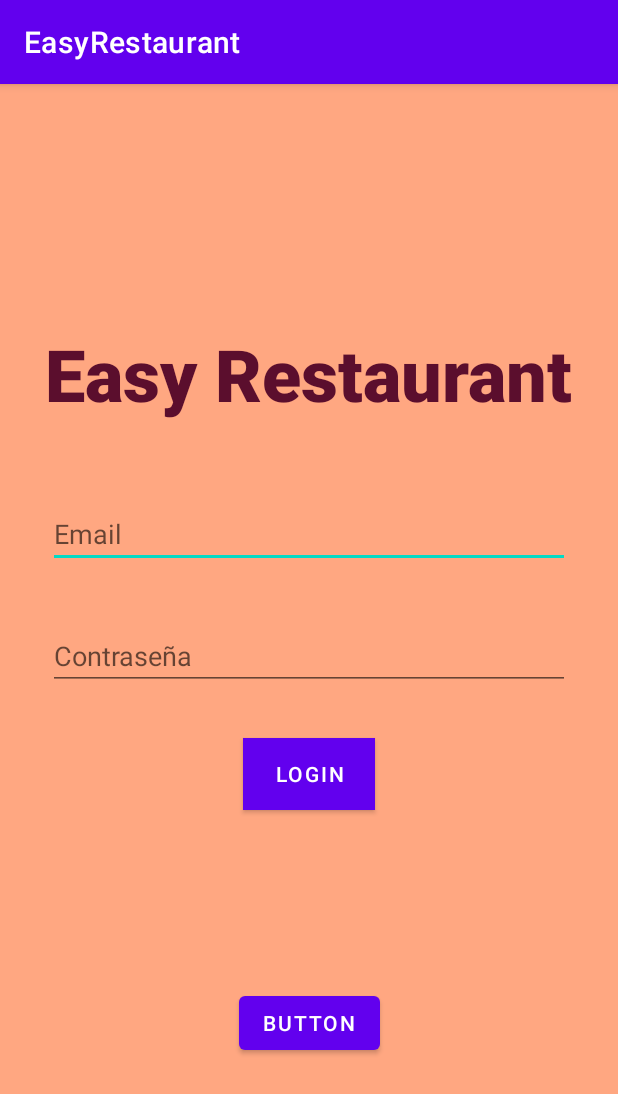
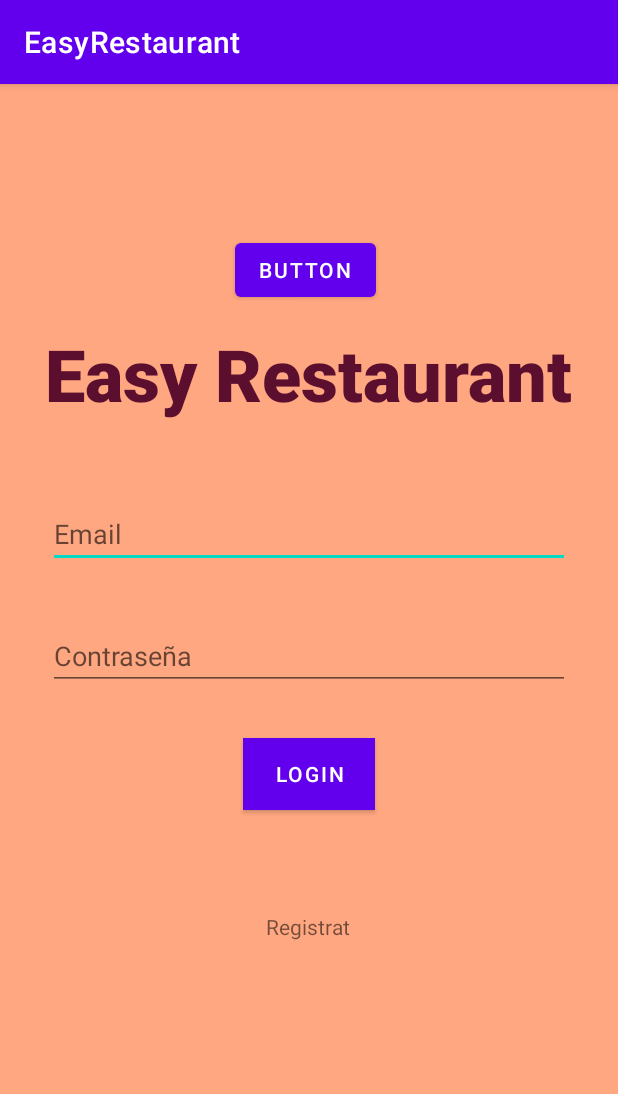
Before and after one commit to urii16/EasyRestaurant, an Android app: the screen it shows after launch (MainActivity), after a tap on "LOGIN", on a phone screen of 412 x 824 dp. Shown: the top 1094 px of the screen. Run offline under Robolectric (Android 15) with nearby library versions, the phone set to English and light mode, and no system bars; our stand-ins replace Volley; network calls fail.

Commit message:
Initial Commit

```diff
--- a/app/build.gradle
+++ b/app/build.gradle
@@ -36,6 +36,7 @@ dependencies {
     implementation 'com.google.android.material:material:1.6.1'
     implementation 'androidx.constraintlayout:constraintlayout:2.1.4'
     implementation 'androidx.annotation:annotation:1.5.0'
+    implementation 'com.android.volley:volley:1.2.0'
     testImplementation 'junit:junit:4.13.2'
     androidTestImplementation 'androidx.test.ext:junit:1.1.3'
     androidTestImplementation 'androidx.test.espresso:espresso-core:3.4.0'
--- a/app/src/main/java/orioltorner/ioc/easyrestaurant/MainActivity.java
+++ b/app/src/main/java/orioltorner/ioc/easyrestaurant/MainActivity.java
@@ -4,12 +4,29 @@ import androidx.appcompat.app.AppCompatActivity;
 
 import android.content.Intent;
 import android.os.Bundle;
+import android.util.Log;
 import android.view.View;
 import android.widget.Button;
 import android.widget.EditText;
+import android.widget.TextView;
 import android.widget.Toast;
 
+import com.android.volley.AuthFailureError;
+import com.android.volley.NetworkResponse;
+import com.android.volley.Request;
+import com.android.volley.RequestQueue;
+import com.android.volley.Response;
+import com.android.volley.VolleyError;
+import com.android.volley.VolleyLog;
+import com.android.volley.toolbox.HttpHeaderParser;
+import com.android.volley.toolbox.StringRequest;
+import com.android.volley.toolbox.Volley;
+
+import org.json.JSONException;
+import org.json.JSONObject;
+
 import java.io.IOException;
+import java.io.UnsupportedEncodingException;
 import java.net.InetAddress;
 import java.net.UnknownHostException;
 
@@ -18,13 +35,15 @@ public class MainActivity extends AppCompatActivity {
     private EditText mTextEmail;
     private EditText mPassword;
     Button buttonLogin;
+    private TextView mRegisterText;
     boolean isValid;
 
     //Test ping
     Button bttnPing;
 
-    String userName = "admin";
-    String userPassword = "admin";
+    String userEmail, userPassword;
+
+    final String HOST = "http://192.168.56.1:3000";
 
     @Override
     protected void onCreate(Bundle savedInstanceState) {
@@ -34,66 +53,110 @@ public class MainActivity extends AppCompatActivity {
         mTextEmail = findViewById(R.id.textEmail);
         mPassword = findViewById(R.id.textPassword);
         buttonLogin = findViewById(R.id.button_login);
+        mRegisterText = findViewById(R.id.registerText);
 
         bttnPing = findViewById(R.id.bttnPing);
 
+        mRegisterText.setOnClickListener(new View.OnClickListener() {
+            @Override
+            public void onClick(View v) {
+                Intent intent = new Intent(MainActivity.this, Register.class);
+                startActivity(intent);
+            }
+        });
+
         buttonLogin.setOnClickListener(new View.OnClickListener() {
             @Override
-            public void onClick(View view) {
+            public void onClick(View v) {
 
-                String textoEmail = mTextEmail.getText().toString();
-                String txtPassword = mPassword.getText().toString();
+                userEmail = mTextEmail.getText().toString();
+                userPassword = mPassword.getText().toString();
 
-                if (textoEmail.isEmpty() || txtPassword.isEmpty()){
+                boolean loginOk = false;
+                loginOk = loginRequest();
+                System.out.println(loginOk);
 
-                    Toast.makeText(MainActivity.this, "Siusplau introdueix totes les dades", Toast.LENGTH_SHORT).show();
-                }
-                else
-                {
-                    isValid = validate(textoEmail,txtPassword);
+                if (loginOk) {
 
-                    if(!isValid)
-                    {
-                        Toast.makeText(MainActivity.this, "Dades incorrectes", Toast.LENGTH_SHORT).show();
-                    }
-                    else
-                    {
-                        Toast.makeText(MainActivity.this, "Login correcte", Toast.LENGTH_SHORT).show();
-
-                        Intent intent = new Intent(MainActivity.this, orioltorner.ioc.easyrestaurant.VPC.class);
-                        startActivity(intent);
-                    }
                 }
             }
         });
 
-        bttnPing.setOnClickListener(new View.OnClickListener() {
-            @Override
-            public void onClick(View v) {
-                final String host = "localhost";
+    }
 
-                try
-                {
-                    InetAddress direccion = InetAddress.getLocalHost();
-                    boolean alcanzable = direccion.isReachable(10000);
-                } catch (UnknownHostException e) {
-                    e.printStackTrace();
-                } catch (IOException e) {
-                    e.printStackTrace();
-                }
-            }
-        });
+    public boolean loginRequest() {
+        String URL = HOST.concat("/user/login");
+        try {
+            RequestQueue requestQueue = Volley.newRequestQueue(this);
+            JSONObject jsonBody = new JSONObject();
+            jsonBody.put("email", userEmail);
+            jsonBody.put("password", userPassword);
+            final String mRequestBody = jsonBody.toString();
+
+            StringRequest stringRequest = new StringRequest(Request.Method.POST, URL, new Response.Listener<String>() {
+                @Override
+                public void onResponse(String response) {
+                    Log.i("LOG_RESPONSE", response);
+                    try {
+                        JSONObject jsonObject = new JSONObject(response);
+                        String token = (String) jsonObject.get("token");
+                        String role = (String) jsonObject.get("role");
+                        System.out.println(isValid);
+//                    isValid = true;
+//                    System.out.println(isValid);
 
 
-    }
+                    } catch (JSONException e) {
+                        e.printStackTrace();
+                    }
 
-    //Metode boto login
-    public boolean validate(String userId, String password) {
+                    Intent intent = new Intent(MainActivity.this, VPC.class);
+                    startActivity(intent);
+                }
+            }, new Response.ErrorListener() {
+                @Override
+                public void onErrorResponse(VolleyError error) {
+                    Log.e("LOG_RESPONSE", error.toString());
+                }
+            }) {
+                @Override
+                public String getBodyContentType() {
+                    return "application/json; charset=utf-8";
+                }
 
-        if(userId.equals(userName) || password.equals(userPassword))
-        {
-            return true;
+                @Override
+                public byte[] getBody() throws AuthFailureError {
+                    try {
+                        return mRequestBody == null ? null : mRequestBody.getBytes("utf-8");
+                    } catch (UnsupportedEncodingException uee) {
+                        VolleyLog.wtf("Unsupported Encoding while trying to get the bytes of %s using %s", mRequestBody, "utf-8");
+                        return null;
+                    }
+                }
+
+                @Override
+                protected Response<String> parseNetworkResponse(NetworkResponse response) {
+                    String responseString = "";
+                    String json = "";
+                    if (response != null) {
+                        responseString = String.valueOf(response.statusCode);
+                    }
+                    try {
+                        json = new String(response.data, HttpHeaderParser.parseCharset(response.headers));
+                        System.out.println(json);
+                    } catch (UnsupportedEncodingException e) {
+                        e.printStackTrace();
+                    }
+
+                    return Response.success(json, HttpHeaderParser.parseCacheHeaders(response));
+                }
+            };
+
+            requestQueue.add(stringRequest);
+
+        } catch (JSONException e) {
+            e.printStackTrace();
         }
-        return false;
+        return isValid;
     }
 }
--- a/app/src/main/res/layout/activity_main.xml
+++ b/app/src/main/res/layout/activity_main.xml
@@ -29,6 +29,7 @@
         android:layout_marginTop="32dp"
         android:background="@color/secundari"
         android:text="Login"
+        android:onClick="doLogin"
         app:layout_constraintEnd_toEndOf="parent"
         app:layout_constraintStart_toStartOf="parent"
         app:layout_constraintTop_toBottomOf="@+id/textPassword" />
@@ -65,9 +66,22 @@
         android:id="@+id/bttnPing"
         android:layout_width="wrap_content"
         android:layout_height="wrap_content"
+        android:layout_marginBottom="620dp"
+        android:onClick="doPing"
         android:text="Button"
         app:layout_constraintBottom_toBottomOf="parent"
         app:layout_constraintEnd_toEndOf="parent"
+        app:layout_constraintHorizontal_bias="0.492"
+        app:layout_constraintStart_toStartOf="parent" />
+
+    <TextView
+        android:id="@+id/registerText"
+        android:layout_width="wrap_content"
+        android:layout_height="wrap_content"
+        android:layout_marginTop="68dp"
+        android:text="Registrat"
+        app:layout_constraintEnd_toEndOf="parent"
+        app:layout_constraintHorizontal_bias="0.498"
         app:layout_constraintStart_toStartOf="parent"
         app:layout_constraintTop_toBottomOf="@+id/button_login" />
 
```
Also changed, not shown: app/src/main/AndroidManifest.xml (+7 -0 lines).
